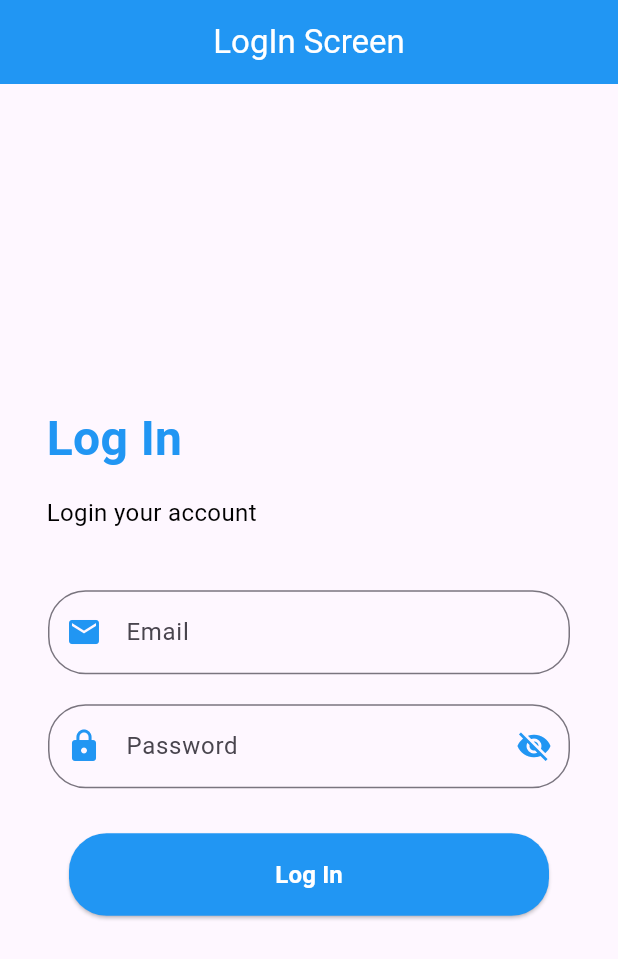
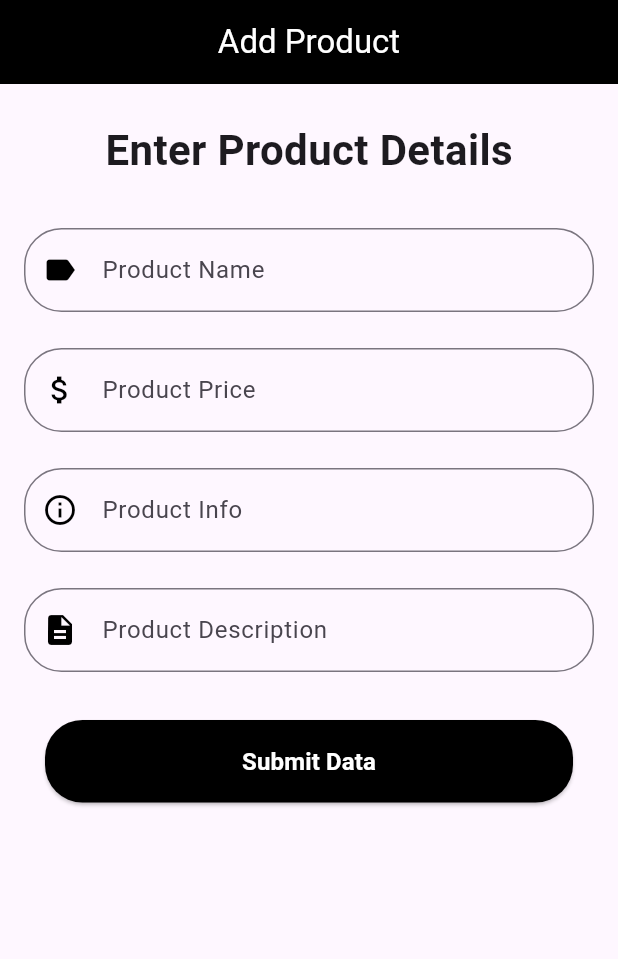
Before and after one commit to MirzaAbdurRehman/Firebase, a Flutter app: the screen it shows after launch, on a phone screen of 412 x 824 dp. Shown: the top 959 px of the screen. Run offline on Flutter 3.47's test engine with Material 3 defaults, Android fonts, the light colour scheme and no system bars; our stand-ins replace carousel_slider, cloud_firestore, firebase_analytics, firebase_auth, firebase_core, google_generative_ai and 2 more; accounts and stored records are empty; project files that could hold a hidden picture were left out.

Commit message:
updated code

```diff
--- /dev/null
+++ b/lib/AdminScreens/createData.dart
@@ -0,0 +1,183 @@
+import 'package:cloud_firestore/cloud_firestore.dart';
+import 'package:demo15/Home.dart';
+import 'package:firebase_core/firebase_core.dart';
+import 'package:flutter/material.dart';
+import 'package:flutter/services.dart';
+import 'package:uuid/uuid.dart';
+
+class creaDataAdmin extends StatefulWidget {
+  const creaDataAdmin({super.key});
+
+  @override
+  State<creaDataAdmin> createState() => _creaDataAdminState();
+}
+
+class _creaDataAdminState extends State<creaDataAdmin> {
+  final TextEditingController productNameController = TextEditingController();
+  final TextEditingController productPriceController = TextEditingController();
+  final TextEditingController productInfoController = TextEditingController();
+  final TextEditingController productDescriptionController = TextEditingController();
+
+  final _formKey = GlobalKey<FormState>();
+  bool isLoading = false;
+
+  void ProductAddInfo() async {
+    if (!_formKey.currentState!.validate()) return;
+
+    setState(() {
+      isLoading = true;
+    });
+
+    final String uid = Uuid().v1();
+
+    Map<String, dynamic> data = {
+      'productName': productNameController.text.trim(),
+      'productPrice': productPriceController.text.trim(),
+      'productInfo': productInfoController.text.trim(),
+      'productDescription': productDescriptionController.text.trim(),
+      'id': uid,
+    };
+
+    try {
+      await FirebaseFirestore.instance.collection('ClothingData').doc(uid).set(data);
+
+      ScaffoldMessenger.of(context).showSnackBar(
+        SnackBar(
+          content: Text("Data Submitted Successfully", style: TextStyle(color: Colors.white)),
+          duration: Duration(seconds: 1),
+          backgroundColor: Colors.green,
+        ),
+      );
+
+      Navigator.pushReplacement(context, MaterialPageRoute(builder: (context) => home()));
+    } catch (e) {
+      ScaffoldMessenger.of(context).showSnackBar(
+        SnackBar(
+          content: Text("Error: $e"),
+          backgroundColor: Colors.red,
+        ),
+      );
+    } finally {
+      setState(() {
+        isLoading = false;
+      });
+    }
+  }
+
+
+
+  Widget customTextField({
+    required String label,
+    required IconData icon,
+    required TextEditingController controller,
+    required String errorText,
+    TextInputType inputType = TextInputType.text,
+    List<TextInputFormatter>? inputFormatters,
+  }) {
+    return Padding(
+      padding: const EdgeInsets.symmetric(horizontal: 16.0, vertical: 12),
+      child: TextFormField(
+        controller: controller,
+        keyboardType: inputType,
+        inputFormatters: inputFormatters,
+        decoration: InputDecoration(
+          labelText: label,
+          prefixIcon: Icon(icon, color: Colors.black),
+          border: OutlineInputBorder(borderRadius: BorderRadius.circular(25.0)),
+          focusedBorder: OutlineInputBorder(
+            borderRadius: BorderRadius.circular(25.0),
+            borderSide: const BorderSide(color: Colors.black),
+          ),
+        ),
+        validator: (value) => (value == null || value.isEmpty) ? errorText : null,
+      ),
+    );
+  }
+
+
+
+
+
+  @override
+  Widget build(BuildContext context) {
+    return Scaffold(
+      appBar: AppBar(
+        title: Text('Add Product', style: TextStyle(color: Colors.white)),
+        centerTitle: true,
+        backgroundColor: Colors.black,
+      ),
+      body: isLoading
+          ? Center(child: CircularProgressIndicator())
+          : SingleChildScrollView(
+              padding: const EdgeInsets.symmetric(vertical: 24.0),
+              child: Form(
+                key: _formKey,
+                child: Column(
+                  children: [
+                    const Padding(
+                      padding: EdgeInsets.symmetric(horizontal: 15),
+                      child: Text(
+                        "Enter Product Details",
+                        style: TextStyle(fontSize: 28, fontWeight: FontWeight.bold),
+                      ),
+                    ),
+                    const SizedBox(height: 20),
+
+                    customTextField(
+                      label: 'Product Name',
+                      icon: Icons.label,
+                      controller: productNameController,
+                      errorText: 'Please enter Product Name',
+                    ),
+                    customTextField(
+                      label: 'Product Price',
+                      icon: Icons.attach_money,
+                      controller: productPriceController,
+                      errorText: 'Please enter Product Price',
+                      inputType: TextInputType.number,
+                      inputFormatters: [FilteringTextInputFormatter.digitsOnly],
+                    ),
+                    customTextField(
+                      label: 'Product Info',
+                      icon: Icons.info_outline,
+                      controller: productInfoController,
+                      errorText: 'Please enter Product Info',
+                    ),
+                    customTextField(
+                      label: 'Product Description',
+                      icon: Icons.description,
+                      controller: productDescriptionController,
+                      errorText: 'Please enter Product Description',
+                    ),
+
+                    const SizedBox(height: 20),
+                    Padding(
+                      padding: const EdgeInsets.symmetric(horizontal: 30.0),
+                      child: ElevatedButton(
+                        onPressed: ProductAddInfo,
+                        style: ElevatedButton.styleFrom(
+                          backgroundColor: Colors.black,
+                          padding: const EdgeInsets.symmetric(vertical: 16.0),
+                          shape: RoundedRectangleBorder(
+                            borderRadius: BorderRadius.circular(25.0),
+                          ),
+                        ),
+                        child: const Center(
+                          child: Text(
+                            'Submit Data',
+                            style: TextStyle(
+                              fontSize: 16,
+                              fontWeight: FontWeight.bold,
+                              color: Colors.white,
+                            ),
+                          ),
+                        ),
+                      ),
+                    ),
+                  ],
+                ),
+              ),
+            ),
+    );
+  }
+}
--- a/lib/main.dart
+++ b/lib/main.dart
@@ -1,3 +1,4 @@
+import 'package:demo15/AdminScreens/createData.dart';
 import 'package:demo15/Home.dart';
 import 'package:demo15/Screens/Signup.dart';
 import 'package:demo15/Screens/Splash.dart';
@@ -44,7 +45,7 @@ class MyApp extends StatelessWidget {
         colorScheme: ColorScheme.fromSeed(seedColor: Colors.deepPurple),
         useMaterial3: true,
       ),
-      home: LoginScreen(),
+      home: creaDataAdmin(),
     );
   }
 }
--- a/pubspec.yaml
+++ b/pubspec.yaml
@@ -38,6 +38,8 @@ dependencies:
   carousel_slider:
   firebase_core:
   firebase_auth:
+  cloud_firestore:
+  uuid:
   google_generative_ai:
   lottie:
   shared_preferences:
```
Also changed, not shown: pubspec.lock, 4 other files.
